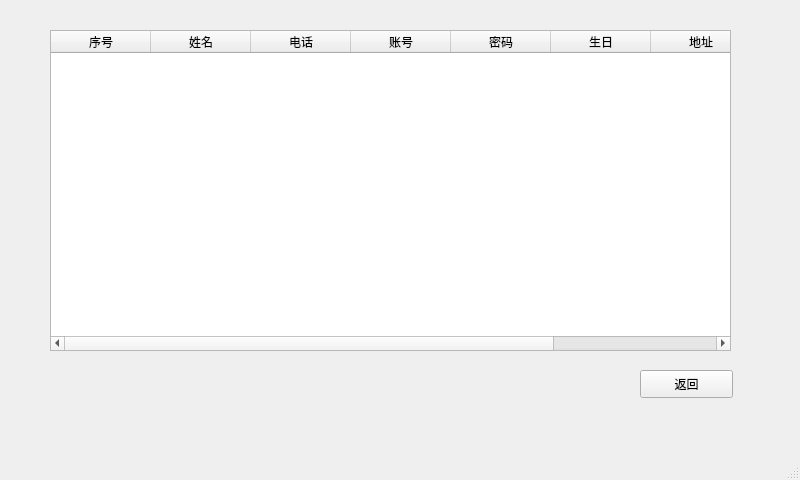
The window that item/intelligent_community/mange_owner.ui (hewei-bit/QT-Learing) describes before a commit, drawn with Qt 5.
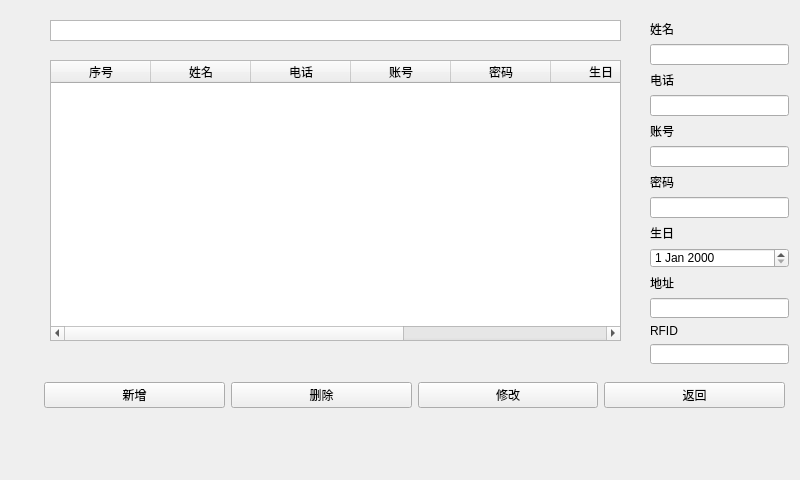
The same window after the commit. Custom widgets are drawn as their Qt base class.

Patch:
```diff
--- a/item/intelligent_community/mange_owner.ui
+++ b/item/intelligent_community/mange_owner.ui
@@ -14,26 +14,13 @@
    <string>MainWindow</string>
   </property>
   <widget class="QWidget" name="centralwidget">
-   <widget class="QPushButton" name="back">
-    <property name="geometry">
-     <rect>
-      <x>640</x>
-      <y>370</y>
-      <width>93</width>
-      <height>28</height>
-     </rect>
-    </property>
-    <property name="text">
-     <string>返回</string>
-    </property>
-   </widget>
    <widget class="QTableWidget" name="tableWidget">
     <property name="geometry">
      <rect>
       <x>50</x>
-      <y>30</y>
-      <width>681</width>
-      <height>321</height>
+      <y>60</y>
+      <width>571</width>
+      <height>281</height>
      </rect>
     </property>
     <column>
@@ -77,19 +64,158 @@
      </property>
     </column>
    </widget>
+   <widget class="QWidget" name="layoutWidget">
+    <property name="geometry">
+     <rect>
+      <x>44</x>
+      <y>370</y>
+      <width>741</width>
+      <height>51</height>
+     </rect>
+    </property>
+    <layout class="QHBoxLayout" name="horizontalLayout">
+     <item>
+      <widget class="QPushButton" name="add_Btn">
+       <property name="text">
+        <string>新增</string>
+       </property>
+      </widget>
+     </item>
+     <item>
+      <widget class="QPushButton" name="delete_Btn">
+       <property name="text">
+        <string>删除</string>
+       </property>
+      </widget>
+     </item>
+     <item>
+      <widget class="QPushButton" name="update_Btn">
+       <property name="text">
+        <string>修改</string>
+       </property>
+      </widget>
+     </item>
+     <item>
+      <widget class="QPushButton" name="back">
+       <property name="text">
+        <string>返回</string>
+       </property>
+      </widget>
+     </item>
+    </layout>
+   </widget>
+   <widget class="QTableView" name="tableView">
+    <property name="geometry">
+     <rect>
+      <x>50</x>
+      <y>20</y>
+      <width>571</width>
+      <height>21</height>
+     </rect>
+    </property>
+   </widget>
+   <widget class="QWidget" name="layoutWidget">
+    <property name="geometry">
+     <rect>
+      <x>650</x>
+      <y>20</y>
+      <width>139</width>
+      <height>344</height>
+     </rect>
+    </property>
+    <layout class="QVBoxLayout" name="verticalLayout">
+     <item>
+      <widget class="QLabel" name="label_5">
+       <property name="text">
+        <string>姓名</string>
+       </property>
+      </widget>
+     </item>
+     <item>
+      <widget class="QLineEdit" name="name_lineEdit"/>
+     </item>
+     <item>
+      <widget class="QLabel" name="label">
+       <property name="text">
+        <string>电话</string>
+       </property>
+      </widget>
+     </item>
+     <item>
+      <widget class="QLineEdit" name="tele_lineEdit"/>
+     </item>
+     <item>
+      <widget class="QLabel" name="label_2">
+       <property name="text">
+        <string>账号</string>
+       </property>
+      </widget>
+     </item>
+     <item>
+      <widget class="QLineEdit" name="account_lineEdit"/>
+     </item>
+     <item>
+      <widget class="QLabel" name="label_3">
+       <property name="text">
+        <string>密码</string>
+       </property>
+      </widget>
+     </item>
+     <item>
+      <widget class="QLineEdit" name="password_lineEdit"/>
+     </item>
+     <item>
+      <widget class="QLabel" name="label_4">
+       <property name="text">
+        <string>生日</string>
+       </property>
+      </widget>
+     </item>
+     <item>
+      <widget class="QDateEdit" name="dateEdit"/>
+     </item>
+     <item>
+      <widget class="QLabel" name="label_6">
+       <property name="text">
+        <string>地址</string>
+       </property>
+      </widget>
+     </item>
+     <item>
+      <widget class="QLineEdit" name="addr_lineEdit"/>
+     </item>
+     <item>
+      <widget class="QLabel" name="label_7">
+       <property name="text">
+        <string>RFID</string>
+       </property>
+      </widget>
+     </item>
+     <item>
+      <widget class="QLineEdit" name="RFID_lineEdit"/>
+     </item>
+    </layout>
+   </widget>
+   <widget class="SoftKey" name="widget" native="true">
+    <property name="geometry">
+     <rect>
+      <x>0</x>
+      <y>300</y>
+      <width>651</width>
+      <height>181</height>
+     </rect>
+    </property>
+   </widget>
   </widget>
-  <widget class="QMenuBar" name="menubar">
-   <property name="geometry">
-    <rect>
-     <x>0</x>
-     <y>0</y>
-     <width>800</width>
-     <height>26</height>
-    </rect>
-   </property>
-  </widget>
-  <widget class="QStatusBar" name="statusbar"/>
  </widget>
+ <customwidgets>
+  <customwidget>
+   <class>SoftKey</class>
+   <extends>QWidget</extends>
+   <header>softkey.h</header>
+   <container>1</container>
+  </customwidget>
+ </customwidgets>
  <resources/>
  <connections/>
 </ui>
```
